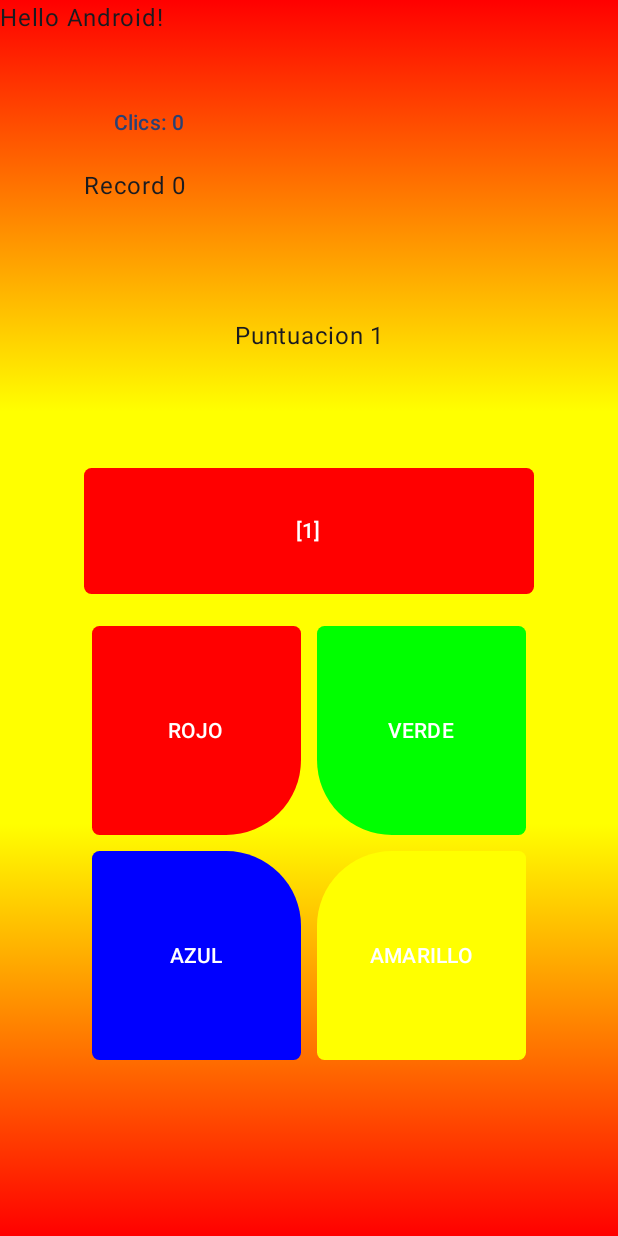
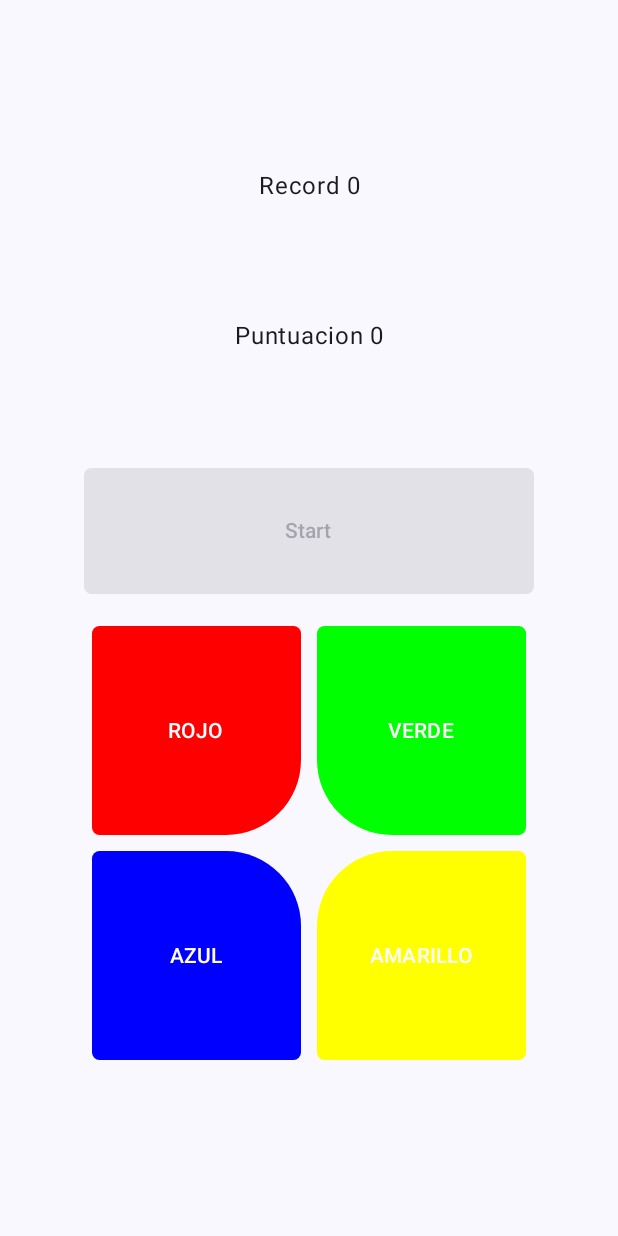
Before and after one commit to mpineirotroncoso/simon-no-dice, an Android app built with Jetpack Compose: the screen it shows after launch (MainActivity), after a tap on "ROJO", on a phone screen of 412 x 824 dp. Run offline under Robolectric (Android 15) with nearby library versions, the light colour scheme and no system bars; 1 other tap on this screen came first.

Commit message:
Implementar mvvm, corutinas, estados, observers, README y refactorizaciones en la IU (#1)
* modelview

* separar IU

* refactorizar botones

* roundedcorner botones

* estados y observer

* score

* corutina

* añadir comentarios mas precisos

* readme + imagenes

```diff
--- a/app/src/main/java/com/example/contador/Colores.kt
+++ b/app/src/main/java/com/example/contador/Colores.kt
@@ -1,8 +1,32 @@
 package com.example.contador
 
-enum class Colores(val color: Int) {
-    ROJO(1),
-    VERDE(2),
-    AZUL(3),
-    AMARILLO(4)
+import androidx.compose.ui.graphics.Color
+import androidx.compose.ui.unit.Dp
+import androidx.compose.ui.unit.dp
+
+/**
+ * Clase enum que representa diferentes colores con propiedades asociadas.
+ *
+ * @property color El valor entero que representa el color.
+ * @property colorname El objeto Color que representa el color.
+ * @property cornertopleft El radio de la esquina superior izquierda.
+ * @property cornertopright El radio de la esquina superior derecha.
+ * @property cornerbottomleft El radio de la esquina inferior izquierda.
+ * @property cornerbottomright El radio de la esquina inferior derecha.
+ * @property color_suave El color suave asociado con el valor enum, por defecto es Color.Transparent.
+ */
+enum class Colores(
+    val color: Int,
+    val colorname: Color,
+    val cornertopleft: Dp,
+    val cornertopright: Dp,
+    val cornerbottomleft: Dp,
+    val cornerbottomright: Dp,
+    val color_suave: Color = Color.Transparent
+) {
+    ROJO(1, Color.Red, 5.dp, 5.dp, 5.dp, 50.dp),
+    VERDE(2, Color.Green, 5.dp, 5.dp, 50.dp, 5.dp),
+    AZUL(3, Color.Blue, 5.dp, 50.dp, 5.dp, 5.dp),
+    AMARILLO(4, Color.Yellow, 50.dp, 5.dp, 5.dp, 5.dp),
+    START(5, Color.Gray, 5.dp, 5.dp, 5.dp, 5.dp, Color.White)
 }
--- /dev/null
+++ b/app/src/main/java/com/example/contador/Datos.kt
@@ -0,0 +1,39 @@
+package com.example.contador
+
+/**
+ * Objeto para mantener datos globales de la aplicación.
+ */
+object Datos {
+    /**
+     * El número actual que se está utilizando en la aplicación.
+     */
+    var numero = 0
+
+    /**
+     * La puntuación actual del usuario.
+     */
+    var score = 0
+}
+
+/**
+ * Clase enum que representa los diferentes estados de la aplicación.
+ *
+ * @property start_activo Indica si el botón de inicio está activo en este estado.
+ * @property boton_activo Indica si los botones están activos en este estado.
+ */
+enum class Estados(val start_activo: Boolean, val boton_activo: Boolean) {
+    INICIO(start_activo = true, boton_activo = false),
+    GENERANDO(start_activo = false, boton_activo = false),
+    ADIVINANDO(start_activo = false, boton_activo = true),
+}
+
+/**
+ * Clase enum que representa estados auxiliares con texto asociado.
+ *
+ * @property txt El texto asociado con el estado auxiliar.
+ */
+enum class EstadosAuxiliares(val txt: String) {
+    AUX1(txt = "aux1"),
+    AUX2(txt = "aux2"),
+    AUX3(txt = "aux3"),
+}
--- /dev/null
+++ b/app/src/main/java/com/example/contador/IU.kt
@@ -0,0 +1,160 @@
+import android.content.Context
+import android.util.Log
+import android.widget.Toast
+import androidx.compose.foundation.layout.Box
+import androidx.compose.foundation.layout.Column
+import androidx.compose.foundation.layout.Row
+import androidx.compose.foundation.layout.fillMaxSize
+import androidx.compose.foundation.layout.height
+import androidx.compose.foundation.layout.padding
+import androidx.compose.foundation.layout.width
+import androidx.compose.foundation.shape.RoundedCornerShape
+import androidx.compose.material3.Button
+import androidx.compose.material3.ButtonDefaults
+import androidx.compose.material3.Text
+import androidx.compose.material3.TextButton
+import androidx.compose.runtime.Composable
+import androidx.compose.runtime.LaunchedEffect
+import androidx.compose.runtime.getValue
+import androidx.compose.runtime.mutableIntStateOf
+import androidx.compose.runtime.mutableStateOf
+import androidx.compose.runtime.remember
+import androidx.compose.runtime.setValue
+import androidx.compose.ui.Alignment
+import androidx.compose.ui.Modifier
+import androidx.compose.ui.graphics.Color
+import androidx.compose.ui.platform.LocalContext
+import androidx.compose.ui.platform.LocalLifecycleOwner
+import androidx.compose.ui.text.style.TextAlign
+import androidx.compose.ui.unit.dp
+import com.example.contador.Colores
+import com.example.contador.ModelView
+import kotlinx.coroutines.delay
+
+/**
+ * Función composable que define la interfaz de usuario de la aplicación.
+ *
+ * @param model La instancia de ViewModel que gestiona el estado y la lógica de la aplicación.
+ */
+@Composable
+fun IU(model: ModelView) {
+    val context = LocalContext.current
+
+    var record by remember { mutableStateOf(0) }
+    var puntuacion by remember { mutableIntStateOf(model.getScore()) }
+
+    Box(modifier = Modifier.fillMaxSize()) {
+        Column(modifier = Modifier.align(Alignment.Center)) {
+            Text("Record $record",
+                textAlign = TextAlign.Center,
+                modifier = Modifier
+                    .width(300.dp)
+                    .height(100.dp)
+                    .padding(bottom = 16.dp)
+            )
+            Text("Puntuacion $puntuacion",
+                textAlign = TextAlign.Center,
+                modifier = Modifier
+                    .width(300.dp)
+                    .height(100.dp)
+                    .padding(bottom = 16.dp)
+            )
+
+            Boton_start(model = model, color = Colores.START, context = context)
+
+            Row {
+                Boton(model = model, color = Colores.ROJO, context = context)
+                Boton(model = model, color = Colores.VERDE, context = context)
+            }
+            Row {
+                Boton(model = model, color = Colores.AZUL, context = context)
+                Boton(model = model, color = Colores.AMARILLO, context = context)
+            }
+        }
+    }
+}
+
+/**
+ * Función composable que define un botón con color y comportamiento específicos.
+ *
+ * @param model La instancia de ViewModel que gestiona el estado y la lógica de la aplicación.
+ * @param color Las propiedades de color para el botón.
+ * @param context El contexto en el que se usa el botón.
+ * @param position La posición del botón (por defecto es 0).
+ */
+@Composable
+fun Boton(model: ModelView, color: Colores, context: Context, position: Int = 0) {
+
+    var _activo by remember { mutableStateOf(model.estadoLiveData.value!!.boton_activo) }
+
+    model.estadoLiveData.observe(LocalLifecycleOwner.current) {
+        _activo = model.estadoLiveData.value!!.boton_activo
+    }
+
+    TextButton(
+        enabled = _activo,
+        onClick = {
+            if (model.compararNumero(color.color)) {
+                Toast.makeText(context, "Win", Toast.LENGTH_SHORT).show()
+            } else {
+                Toast.makeText(context, "Lose", Toast.LENGTH_SHORT).show()
+            }
+        },
+        shape = RoundedCornerShape(
+            topStart = color.cornertopleft,
+            topEnd = color.cornertopright,
+            bottomEnd = color.cornerbottomright,
+            bottomStart = color.cornerbottomleft
+        ),
+        colors = ButtonDefaults.buttonColors(color.colorname),
+        modifier = Modifier
+            .width(150.dp)
+            .height(150.dp)
+            .padding(5.dp)
+    ) {
+        Text("$color")
+    }
+}
+
+/**
+ * Función composable que define el botón de inicio con color y comportamiento específicos.
+ *
+ * @param model La instancia de ViewModel que gestiona el estado y la lógica de la aplicación.
+ * @param color Las propiedades de color para el botón.
+ * @param context El contexto en el que se usa el botón.
+ */
+@Composable
+fun Boton_start(model: ModelView, color: Colores, context: Context) {
+    var _activo by remember { mutableStateOf(model.estadoLiveData.value!!.start_activo) }
+
+    model.estadoLiveData.observe(LocalLifecycleOwner.current) {
+        _activo = model.estadoLiveData.value!!.start_activo
+    }
+    // variable para el color del botón usado en el LaunchedEffect
+    var _color by remember { mutableStateOf(color.color_suave) }
+
+    LaunchedEffect(_activo) {
+        Log.d("Start_btn", "LaunchedEffect - Estado: ${_activo}")
+        // solo si el botón está activo parpadea
+        while (_activo) {
+            _color = color.color_suave
+            delay(500)
+            _color = color.colorname
+            delay(100)
+        }
+    }
+
+    Button(onClick = {
+        model.crearRandom()
+    },
+        enabled = _activo,
+        colors = ButtonDefaults.buttonColors(_color),
+        shape = RoundedCornerShape(5.dp),
+        modifier = Modifier
+            .width(300.dp)
+            .height(100.dp)
+            .padding(bottom = 16.dp)
+    ) {
+        Text("Start")
+    }
+}
--- a/app/src/main/java/com/example/contador/MainActivity.kt
+++ b/app/src/main/java/com/example/contador/MainActivity.kt
@@ -1,9 +1,8 @@
 package com.example.contador
 
-import android.content.Context
-import android.media.AudioManager
-import android.media.MediaPlayer
+import IU
 import android.os.Bundle
+import android.widget.Toast
 import androidx.activity.ComponentActivity
 import androidx.activity.compose.setContent
 import androidx.activity.enableEdgeToEdge
@@ -18,6 +17,7 @@ import androidx.compose.foundation.layout.width
 import androidx.compose.foundation.shape.RoundedCornerShape
 import androidx.compose.material3.Button
 import androidx.compose.material3.ButtonDefaults
+import androidx.compose.material3.MaterialTheme
 import androidx.compose.material3.Scaffold
 import androidx.compose.material3.Text
 import androidx.compose.material3.TextButton
@@ -28,211 +28,38 @@ import androidx.compose.runtime.remember
 import androidx.compose.runtime.setValue
 import androidx.compose.ui.Alignment
 import androidx.compose.ui.Modifier
-import androidx.compose.ui.graphics.Brush
 import androidx.compose.ui.graphics.Color
 import androidx.compose.ui.platform.LocalContext
 import androidx.compose.ui.text.style.TextAlign
-import androidx.compose.ui.tooling.preview.Preview
 import androidx.compose.ui.unit.dp
 import com.example.contador.ui.theme.ContadorTheme
 
-
-
-
+/**
+ * Clase MainActivity que sirve como punto de entrada de la aplicación.
+ */
 class MainActivity : ComponentActivity() {
+    /**
+     * Se llama cuando la actividad está comenzando. Aquí es donde debe ir la mayor parte de la inicialización.
+     *
+     * @param savedInstanceState Si la actividad se está re-inicializando después de haber sido previamente cerrada, entonces este Bundle contiene los datos que más recientemente proporcionó en onSaveInstanceState(Bundle).
+     */
     override fun onCreate(savedInstanceState: Bundle?) {
         super.onCreate(savedInstanceState)
         enableEdgeToEdge()
+        val miViewModel = ModelView()
         setContent {
             ContadorTheme {
                 Scaffold(modifier = Modifier.fillMaxSize()) { innerPadding ->
                     Box(
                         modifier = Modifier
                             .fillMaxSize()
-                            .background(
-                                Brush.verticalGradient(
-                                    colors = listOf(
-                                        Color.Red,
-                                        Color.Yellow,
-                                        Color.Yellow,
-                                        Color.Red
-                                    )
-                                )
-                            )
+                            .background(MaterialTheme.colorScheme.background)
                             .padding(innerPadding)
                     ) {
-                        Greeting(
-                            name = "Android",
-                            modifier = Modifier.padding(innerPadding)
-                        )
+                        IU(miViewModel)
                     }
                 }
             }
         }
     }
 }
-
-
-@Composable
-fun Greeting(name: String, modifier: Modifier = Modifier) {
-    var counter by remember { mutableStateOf(0) }
-    val context = LocalContext.current
-    val mediaPlayer = remember { MediaPlayer.create(context, R.raw.redsuninthesky) }
-    val audioManager = context.getSystemService(Context.AUDIO_SERVICE) as AudioManager
-    val maxVolume = audioManager.getStreamMaxVolume(AudioManager.STREAM_MUSIC)
-    val color = remember {
-        mutableStateOf(Color.White)
-    }
-    val secuencia by remember { mutableStateOf(mutableListOf<Int>()) }
-    var record by remember { mutableStateOf(0) }
-    var puntuacion by remember { mutableStateOf(0) }
-
-    Box(modifier = Modifier.fillMaxSize()) {
-
-        Column {
-            Text(
-                text = "Hello $name!",
-                modifier = modifier
-            )
-            TextButton(
-                onClick = {
-                    counter++
-                    audioManager.setStreamVolume(AudioManager.STREAM_MUSIC, 10, 0)
-                    if (mediaPlayer.isPlaying) {
-                        //mediaPlayer.seekTo(0)
-                        mediaPlayer.start()
-                    } else {
-                        mediaPlayer.start()
-                    }
-                },
-                modifier = Modifier
-                    .width(200.dp)
-                    .height(100.dp)
-                    .padding(top = 16.dp)
-            ) {
-                Text("Clics: $counter")
-            }
-        }
-        Column (modifier = Modifier.align(Alignment.Center)) {
-            Text("Record $record",
-                modifier = Modifier
-                    .width(300.dp)
-                    .height(100.dp)
-                    .padding(bottom = 16.dp)
-            )
-            Text("Puntuacion $puntuacion",
-                textAlign = TextAlign.Center,
-                modifier = Modifier
-                    .width(300.dp)
-                    .height(100.dp)
-                    .padding(bottom = 16.dp)
-            )
-            Button(onClick = { /*TODO*/ },
-                colors = ButtonDefaults.buttonColors(color.value),
-                shape = RoundedCornerShape(5.dp),
-                modifier = Modifier
-                    .width(300.dp)
-                    .height(100.dp)
-                    .padding(bottom = 16.dp)
-            ) {
-                Text(secuencia.toString())
-            }
-
-
-            Row {
-                TextButton(
-                    onClick = {
-                        color.value = Color.Red
-                        secuencia.add(Colores.ROJO.color)
-                        puntuacion = secuencia.count()
-                              },
-                    shape = RoundedCornerShape(
-                        topStart = 5.dp,
-                        topEnd = 5.dp,
-                        bottomEnd = 50.dp,
-                        bottomStart = 5.dp
-                    ),
-                    colors = ButtonDefaults.buttonColors(Color.Red),
-                    modifier = Modifier
-                        .width(150.dp)
-                        .height(150.dp)
-                        .padding(5.dp)
-                ) {
-                    Text("ROJO")
-                }
-                TextButton(
-                    onClick = {
-                        color.value = Color.Green
-                        secuencia.add(Colores.VERDE.color)
-                        puntuacion = secuencia.count()
-                              },
-                    shape = RoundedCornerShape(
-                        topStart = 5.dp,
-                        topEnd = 5.dp,
-                        bottomEnd = 5.dp,
-                        bottomStart = 50.dp
-                    ),
-                    colors = ButtonDefaults.buttonColors(Color.Green),
-                    modifier = Modifier
-                        .width(150.dp)
-                        .height(150.dp)
-                        .padding(5.dp)
-                ) {
-                    Text("VERDE")
-                }
-            }
-            Row {
-                TextButton(
-                    onClick = {
-                        color.value = Color.Blue
-                        secuencia.add(Colores.AZUL.color)
-                        puntuacion = secuencia.count()
-                              },
-                    shape = RoundedCornerShape(
-                        topStart = 5.dp,
-                        topEnd = 50.dp,
-                        bottomEnd = 5.dp,
-                        bottomStart = 5.dp
-                    ),
-                    colors = ButtonDefaults.buttonColors(Color.Blue),
-                    modifier = Modifier
-                        .width(150.dp)
-                        .height(150.dp)
-                        .padding(5.dp)
-                ) {
-                    Text("AZUL")
-                }
-                TextButton(
-                    onClick = {
-                        color.value = Color.Yellow
-                        secuencia.add(Colores.AMARILLO.color)
-                        puntuacion = secuencia.count()
-                              },
-                    shape = RoundedCornerShape(
-                        topStart = 50.dp,
-                        topEnd = 5.dp,
-                        bottomEnd = 5.dp,
-                        bottomStart = 5.dp
-                    ),
-                    colors = ButtonDefaults.buttonColors(Color.Yellow),
-                    modifier = Modifier
-                        .width(150.dp)
-                        .height(150.dp)
-                        .padding(5.dp)
-                ) {
-                    Text("AMARILLO")
-                }
-            }
-
-        }
-
-    }
-}
-
-@Preview(showBackground = true)
-@Composable
-fun GreetingPreview() {
-    ContadorTheme {
-        Greeting("Android")
-    }
-}
--- /dev/null
+++ b/app/src/main/java/com/example/contador/ModelView.kt
@@ -0,0 +1,120 @@
+package com.example.contador
+
+import android.util.Log
+import androidx.compose.runtime.mutableStateOf
+import androidx.lifecycle.MutableLiveData
+import androidx.lifecycle.ViewModel
+import androidx.lifecycle.viewModelScope
+import kotlinx.coroutines.delay
+import kotlinx.coroutines.launch
+
+/**
+ * Clase ViewModel para gestionar el estado y la lógica de la aplicación.
+ */
+class ModelView : ViewModel() {
+    /**
+     * Estado mutable que contiene el número actual.
+     */
+    var _numbers = mutableStateOf(0)
+
+    /**
+     * LiveData que contiene el estado actual de la aplicación.
+     */
+    val estadoLiveData: MutableLiveData<Estados?> = MutableLiveData(Estados.INICIO)
+
+    /**
+     * Crea un número aleatorio entre 1 y 4 y actualiza el estado.
+     */
+    fun crearRandom() {
+        Log.i("ModelView", "crearRandom")
+        estadoLiveData.value = Estados.GENERANDO
+        _numbers.value = (1..4).random()
+        Log.d("ModelView", "creamos random ${_numbers.value}")
+        actualizarNumero(_numbers.value)
+    }
+
+    /**
+     * Actualiza el número global en Datos y cambia el estado a ADIVINANDO.
+     *
+     * @param numero El nuevo número a actualizar.
+     */
+    fun actualizarNumero(numero: Int) {
+        Log.d("ModelView", "actualizamos numero en Datos")
+        Datos.numero = numero
+        estadoLiveData.value = Estados.ADIVINANDO
+    }
+
+    /**
+     * Compara el número dado con el número global en Datos.
+     *
+     * @param numero El número a comparar.
+     * @return True si los números coinciden, false en caso contrario.
+     */
+    fun compararNumero(numero: Int): Boolean {
+        estadosAuxiliares()
+        Log.d("ModelView", "comparamos numero $numero")
+        if (numero == Datos.numero) {
+            Log.d("ModelView", "numero correcto")
+            estadoLiveData.value = Estados.INICIO
+            increaseScore()
+            return true
+        } else {
+            estadoLiveData.value = Estados.ADIVINANDO
+            Log.d("ModelView", "numero incorrecto")
+            return false
+        }
+    }
+
+    /**
+     * Obtiene el número global actual de Datos.
+     *
+     * @return El número actual.
+     */
+    fun getNumero(): Int {
+        return Datos.numero
+    }
+
+    /**
+     * Incrementa la puntuación global en Datos en 1.
+     */
+    fun increaseScore() {
+        Log.d("ModelView", "increaseScore")
+        Datos.score++
+    }
+
+    /**
+     * Restablece la puntuación global en Datos a 0.
+     */
+    fun resetScore() {
+        Log.d("ModelView", "resetScore")
+        Datos.score = 0
+    }
+
+    /**
+     * Obtiene la puntuación global actual de Datos.
+     *
+     * @return La puntuación actual.
+     */
+    fun getScore(): Int {
+        return Datos.score
+    }
+
+    /**
+     * Corutina que lanza estados auxiliares.
+     */
+    fun estadosAuxiliares() {
+        viewModelScope.launch {
+            // guardamos el estado auxiliar
+            var estadoAux = EstadosAuxiliares.AUX1
+            // hacemos un cambio a tres estados auxiliares
+            Log.d("estadosAuxiliares", "estado (corutina): ${estadoAux}")
+            delay(1500)
+            estadoAux = EstadosAuxiliares.AUX2
+            Log.d("estadosAuxiliares", "estado (corutina): ${estadoAux}")
+            delay(1500)
+            estadoAux = EstadosAuxiliares.AUX3
+            Log.d("estadosAuxiliares", "estado (corutina): ${estadoAux}")
+            delay(1500)
+        }
+    }
+}
```
Also changed, not shown: 3 other files.
